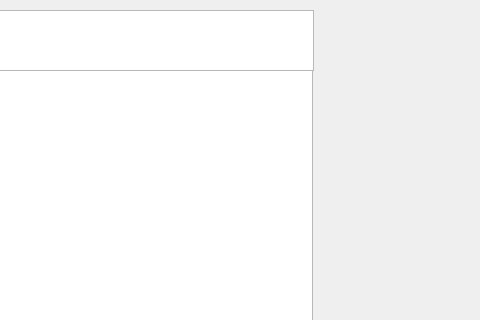
The window that Desarrollo Qt/mainwindow.ui (Joserivera-tech/Proyecto_Final) describes before a commit, drawn with Qt 5; both pictures show x 297 to 777 and y 0 to 320 of the 946 by 600 pixel window.
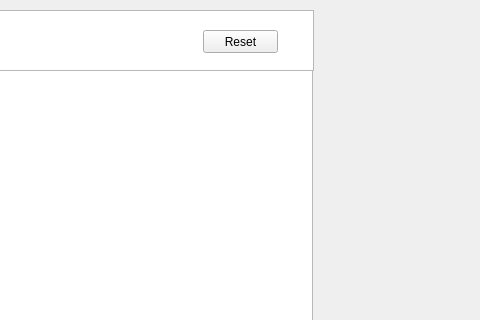
The same window after the commit.

Diff of the .ui file:
```diff
--- a/Desarrollo Qt/mainwindow.ui
+++ b/Desarrollo Qt/mainwindow.ui
@@ -37,6 +37,19 @@
      </rect>
     </property>
    </widget>
+   <widget class="QPushButton" name="Reset">
+    <property name="geometry">
+     <rect>
+      <x>500</x>
+      <y>30</y>
+      <width>75</width>
+      <height>23</height>
+     </rect>
+    </property>
+    <property name="text">
+     <string>Reset</string>
+    </property>
+   </widget>
   </widget>
   <widget class="QMenuBar" name="menubar">
    <property name="geometry">
```
